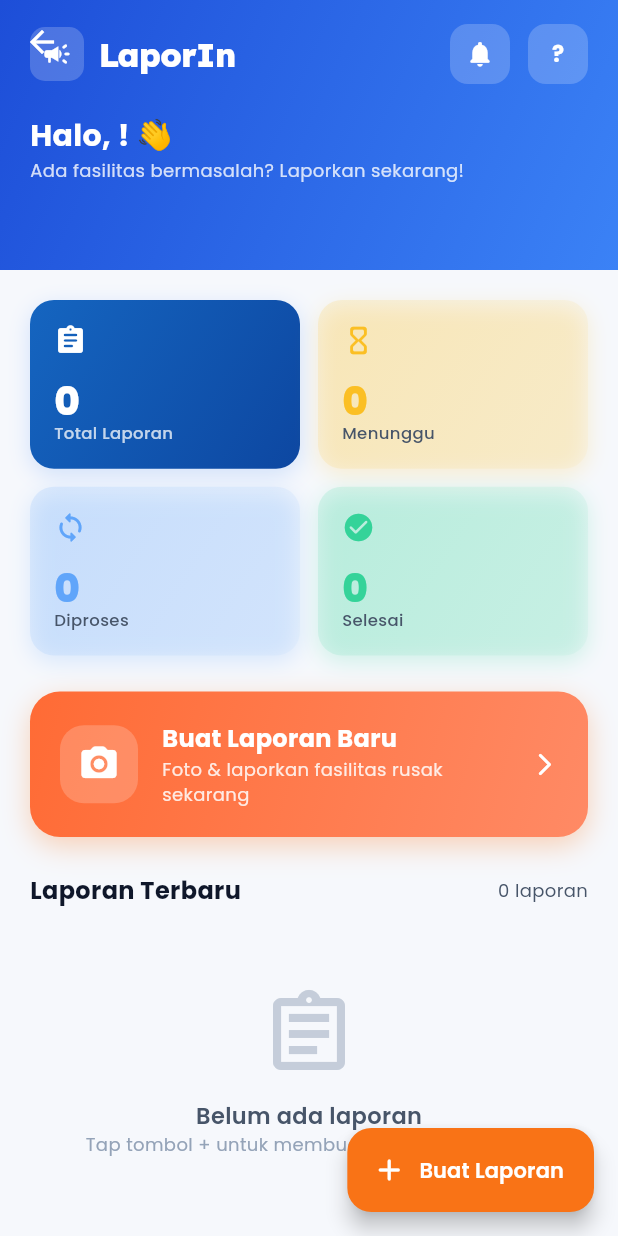
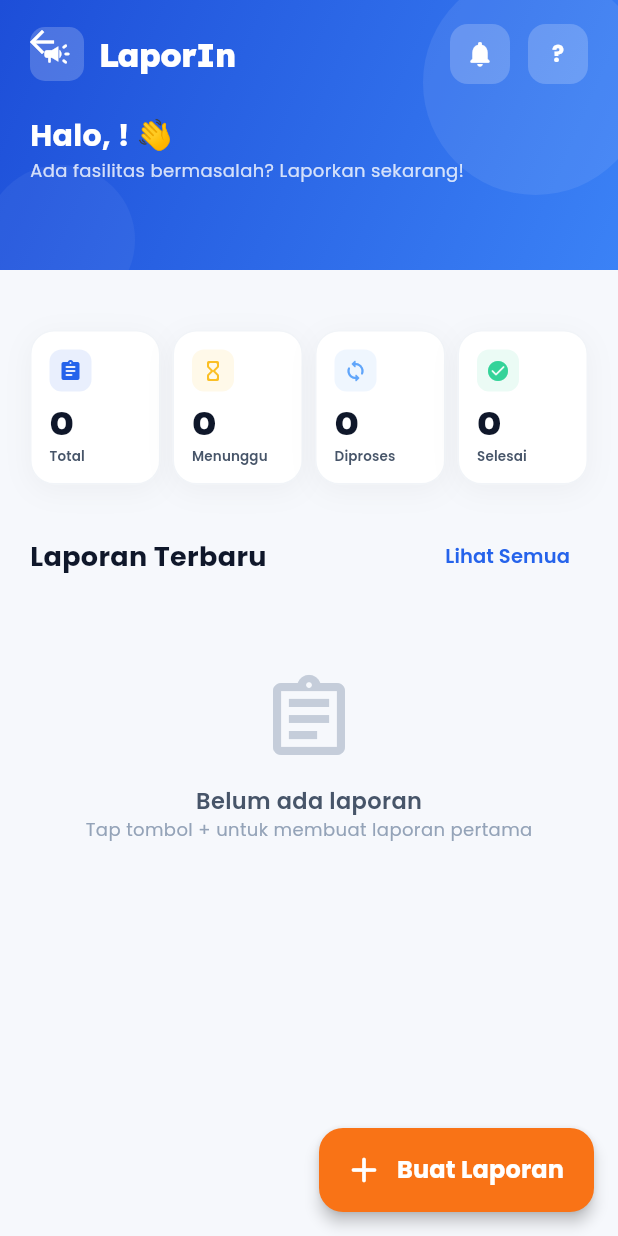
Before and after one commit to fauzidho/tubes_laporin, a Flutter app: the HomeScreen screen opened directly, on a phone screen of 412 x 824 dp. Run offline on Flutter 3.47's test engine with Material 3 defaults, Android fonts, the phone set to English and light mode, and no system bars; our stand-ins replace camera, cloud_firestore, firebase_auth, firebase_core, google_fonts, image_picker; accounts and stored records are empty.

Commit message:
feat: redesign home screen with white-card aesthetic and refined dashboard

```diff
--- a/lib/features/home/home_screen.dart
+++ b/lib/features/home/home_screen.dart
@@ -35,7 +35,34 @@ class HomeScreen extends StatelessWidget {
                 decoration: const BoxDecoration(
                   gradient: AppColors.primaryGradient,
                 ),
-                child: Padding(
+                child: Stack(
+                  children: [
+                    // Decorative shapes
+                    Positioned(
+                      top: -20,
+                      right: -20,
+                      child: Container(
+                        width: 150,
+                        height: 150,
+                        decoration: BoxDecoration(
+                          shape: BoxShape.circle,
+                          color: Colors.white.withValues(alpha: 0.08),
+                        ),
+                      ),
+                    ),
+                    Positioned(
+                      bottom: -30,
+                      left: -10,
+                      child: Container(
+                        width: 100,
+                        height: 100,
+                        decoration: BoxDecoration(
+                          shape: BoxShape.circle,
+                          color: Colors.white.withValues(alpha: 0.05),
+                        ),
+                      ),
+                    ),
+                    Padding(
                       padding: EdgeInsets.only(
                         top: MediaQuery.of(context).padding.top + 16,
                         left: 20,
@@ -173,6 +200,8 @@ class HomeScreen extends StatelessWidget {
                     ],
                       ),
                     ),
+                  ],
+                ),
               ),
             ),
           ),
@@ -183,18 +212,9 @@ class HomeScreen extends StatelessWidget {
               child: Column(
                 crossAxisAlignment: CrossAxisAlignment.start,
                 children: [
+                  const SizedBox(height: 20),
                   // Stats grid
                   _StatsGrid(reports: reports, userId: user.id),
-                  const SizedBox(height: 24),
-
-                  // Quick action button
-                  _QuickActionCard(
-                    onTap: () => Navigator.push(
-                      context,
-                      MaterialPageRoute(
-                          builder: (_) => const CreateReportScreen()),
-                    ),
-                  ),
                   const SizedBox(height: 24),
 
                   // Recent reports
@@ -204,16 +224,20 @@ class HomeScreen extends StatelessWidget {
                       Text(
                         'Laporan Terbaru',
                         style: GoogleFonts.poppins(
-                          fontSize: 16,
+                          fontSize: 18,
                           fontWeight: FontWeight.w700,
                           color: AppColors.textPrimary,
                         ),
                       ),
-                      Text(
-                        '${userReports.length} laporan',
+                      TextButton(
+                        onPressed: () {},
+                        child: Text(
+                          'Lihat Semua',
                           style: GoogleFonts.poppins(
-                          fontSize: 12,
-                          color: AppColors.textSecondary,
+                            fontSize: 13,
+                            fontWeight: FontWeight.w600,
+                            color: AppColors.primary,
+                          ),
                         ),
                       ),
                     ],
@@ -235,6 +259,7 @@ class HomeScreen extends StatelessWidget {
                             ),
                           ),
                         ),
+                  const SizedBox(height: 20),
                 ],
               ),
             ),
@@ -247,13 +272,18 @@ class HomeScreen extends StatelessWidget {
           MaterialPageRoute(builder: (_) => const CreateReportScreen()),
         ),
         backgroundColor: AppColors.accent,
-        icon: const Icon(Icons.add_rounded, color: Colors.white),
+        elevation: 4,
+        icon: const Icon(Icons.add_rounded, color: Colors.white, size: 28),
         label: Text(
           'Buat Laporan',
           style: GoogleFonts.poppins(
-              fontWeight: FontWeight.w600, color: Colors.white),
+            fontWeight: FontWeight.w700,
+            color: Colors.white,
+            fontSize: 16,
           ),
         ),
+      ),
+      floatingActionButtonLocation: FloatingActionButtonLocation.endFloat,
     );
   }
 }
@@ -265,70 +295,42 @@ class _StatsGrid extends StatelessWidget {
 
   @override
   Widget build(BuildContext context) {
-    return GridView.count(
-      crossAxisCount: 2,
-      shrinkWrap: true,
-      physics: const NeverScrollableScrollPhysics(),
-      crossAxisSpacing: 12,
-      mainAxisSpacing: 12,
-      childAspectRatio: 1.6,
+    return Row(
       children: [
-        _StatCard(
-          label: 'Total Laporan',
+        Expanded(
+          child: _StatCard(
+            label: 'Total',
             value: reports.getUserTotalReports(userId),
             icon: Icons.assignment_rounded,
-          color: AppColors.primaryLight,
-          gradient: const LinearGradient(
-            colors: [Color(0xFF1565C0), Color(0xFF0D47A1)],
-            begin: Alignment.topLeft,
-            end: Alignment.bottomRight,
+            color: AppColors.primary,
           ),
-          isLight: false,
         ),
-        _StatCard(
+        const SizedBox(width: 8),
+        Expanded(
+          child: _StatCard(
             label: 'Menunggu',
             value: reports.getUserPendingCount(userId),
             icon: Icons.hourglass_empty_rounded,
             color: AppColors.statusPending,
-          gradient: LinearGradient(
-            colors: [
-              AppColors.statusPending.withValues(alpha: 0.15),
-              AppColors.statusPending.withValues(alpha: 0.05),
-            ],
-            begin: Alignment.topLeft,
-            end: Alignment.bottomRight,
           ),
-          valueColor: AppColors.statusPending,
         ),
-        _StatCard(
+        const SizedBox(width: 8),
+        Expanded(
+          child: _StatCard(
             label: 'Diproses',
             value: reports.getUserInProgressCount(userId),
             icon: Icons.sync_rounded,
             color: AppColors.statusInProgress,
-          gradient: LinearGradient(
-            colors: [
-              AppColors.statusInProgress.withValues(alpha: 0.15),
-              AppColors.statusInProgress.withValues(alpha: 0.05),
-            ],
-            begin: Alignment.topLeft,
-            end: Alignment.bottomRight,
           ),
-          valueColor: AppColors.statusInProgress,
         ),
-        _StatCard(
+        const SizedBox(width: 8),
+        Expanded(
+          child: _StatCard(
             label: 'Selesai',
             value: reports.getUserResolvedCount(userId),
             icon: Icons.check_circle_rounded,
             color: AppColors.statusResolved,
-          gradient: LinearGradient(
-            colors: [
-              AppColors.statusResolved.withValues(alpha: 0.15),
-              AppColors.statusResolved.withValues(alpha: 0.05),
-            ],
-            begin: Alignment.topLeft,
-            end: Alignment.bottomRight,
           ),
-          valueColor: AppColors.statusResolved,
         ),
       ],
     );
@@ -340,146 +342,63 @@ class _StatCard extends StatelessWidget {
   final int value;
   final IconData icon;
   final Color color;
-  final LinearGradient gradient;
-  final bool isLight;
-  final Color? valueColor;
 
   const _StatCard({
     required this.label,
     required this.value,
     required this.icon,
     required this.color,
-    required this.gradient,
-    this.isLight = true,
-    this.valueColor,
   });
 
   @override
   Widget build(BuildContext context) {
-    final textColor = isLight ? AppColors.textPrimary : Colors.white;
-    final subColor =
-        isLight ? AppColors.textSecondary : Colors.white.withValues(alpha: 0.75);
-
     return Container(
       decoration: BoxDecoration(
-        gradient: gradient,
+        color: AppColors.surface,
         borderRadius: BorderRadius.circular(16),
-        boxShadow: [
-          BoxShadow(
-            color: color.withValues(alpha: 0.2),
-            blurRadius: 12,
-            offset: const Offset(0, 4),
+        boxShadow: AppColors.premiumShadow,
+        border: Border.all(color: AppColors.border.withValues(alpha: 0.5), width: 1),
       ),
-        ],
-      ),
+      clipBehavior: Clip.antiAlias,
       child: Padding(
-        padding: const EdgeInsets.all(16),
+        padding: const EdgeInsets.all(12),
         child: Column(
           crossAxisAlignment: CrossAxisAlignment.start,
-          mainAxisAlignment: MainAxisAlignment.spaceBetween,
+          mainAxisSize: MainAxisSize.min,
           children: [
-            Icon(icon, color: isLight ? color : Colors.white, size: 22),
-            const SizedBox(height: 8),
-            Flexible(
-              child: Column(
-                crossAxisAlignment: CrossAxisAlignment.start,
-                mainAxisAlignment: MainAxisAlignment.end,
-                children: [
+            Container(
+              padding: const EdgeInsets.all(6),
+              decoration: BoxDecoration(
+                color: color.withValues(alpha: 0.1),
+                borderRadius: BorderRadius.circular(8),
+              ),
+              child: Icon(icon, color: color, size: 16),
+            ),
+            const SizedBox(height: 10),
             FittedBox(
               fit: BoxFit.scaleDown,
               child: Text(
                 '$value',
-                      style: GoogleFonts.poppins(
-                        fontSize: 26,
-                        fontWeight: FontWeight.w800,
-                        color: valueColor ?? textColor,
+                style: GoogleFonts.lexend(
+                  fontSize: 22,
+                  fontWeight: FontWeight.w900,
+                  color: AppColors.textPrimary,
                   height: 1,
                 ),
               ),
             ),
+            const SizedBox(height: 4),
             Text(
               label,
               style: GoogleFonts.poppins(
-                      fontSize: 11,
-                      fontWeight: FontWeight.w500,
-                      color: subColor,
+                fontSize: 9,
+                fontWeight: FontWeight.w600,
+                color: AppColors.textSecondary,
+                letterSpacing: 0.1,
               ),
               maxLines: 1,
               overflow: TextOverflow.ellipsis,
             ),
-                ],
-              ),
-            ),
-          ],
-        ),
-      ),
-    );
-  }
-}
-
-class _QuickActionCard extends StatelessWidget {
-  final VoidCallback onTap;
-  const _QuickActionCard({required this.onTap});
-
-  @override
-  Widget build(BuildContext context) {
-    return GestureDetector(
-      onTap: onTap,
-      child: Container(
-        width: double.infinity,
-        padding: const EdgeInsets.all(20),
-        decoration: BoxDecoration(
-          gradient: const LinearGradient(
-            colors: [Color(0xFFFF6B35), Color(0xFFFF8A65)],
-            begin: Alignment.topLeft,
-            end: Alignment.bottomRight,
-          ),
-          borderRadius: BorderRadius.circular(20),
-          boxShadow: [
-            BoxShadow(
-              color: AppColors.accent.withValues(alpha: 0.3),
-              blurRadius: 16,
-              offset: const Offset(0, 6),
-            ),
-          ],
-        ),
-        child: Row(
-          children: [
-            Container(
-              width: 52,
-              height: 52,
-              decoration: BoxDecoration(
-                color: Colors.white.withValues(alpha: 0.2),
-                borderRadius: BorderRadius.circular(16),
-              ),
-              child: const Icon(Icons.camera_alt_rounded,
-                  color: Colors.white, size: 28),
-            ),
-            const SizedBox(width: 16),
-            Expanded(
-              child: Column(
-                crossAxisAlignment: CrossAxisAlignment.start,
-                children: [
-                  Text(
-                    'Buat Laporan Baru',
-                    style: GoogleFonts.poppins(
-                      fontSize: 16,
-                      fontWeight: FontWeight.w700,
-                      color: Colors.white,
-                    ),
-                  ),
-                  Text(
-                    'Foto & laporkan fasilitas rusak sekarang',
-                    style: GoogleFonts.poppins(
-                      fontSize: 12,
-                      color: Colors.white.withValues(alpha: 0.85),
-                    ),
-                  ),
-                ],
-              ),
-            ),
-            const Icon(Icons.arrow_forward_ios_rounded,
-                color: Colors.white, size: 18),
           ],
         ),
       ),
```
Lines whose indentation alone changed are shown as unchanged.
